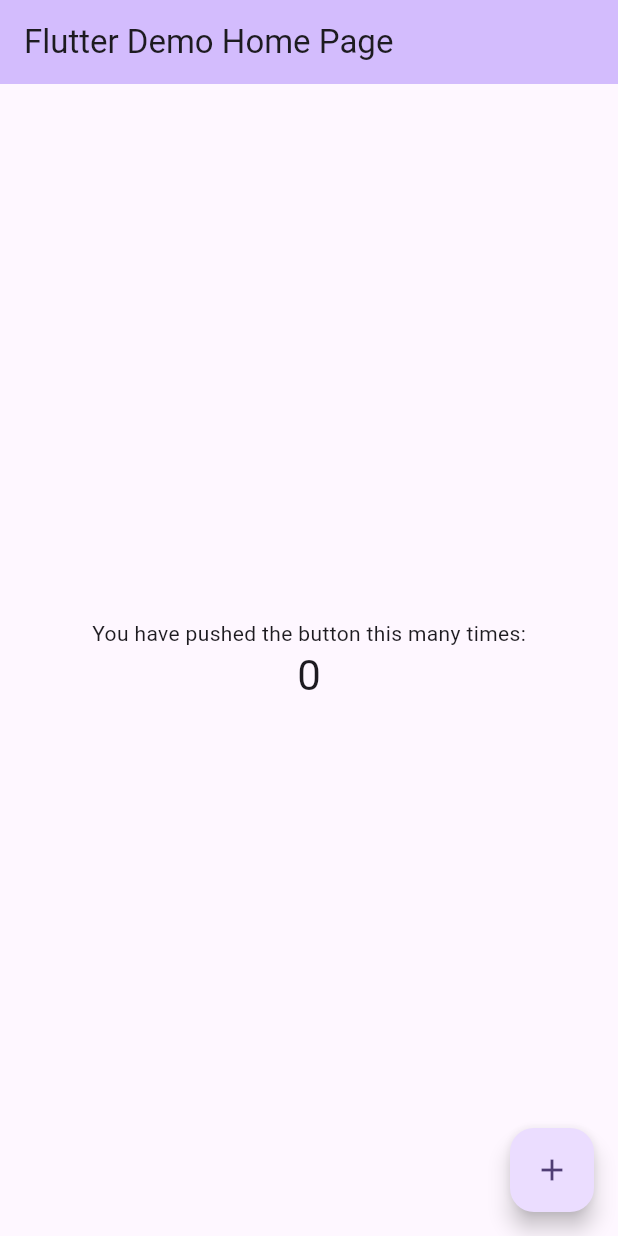
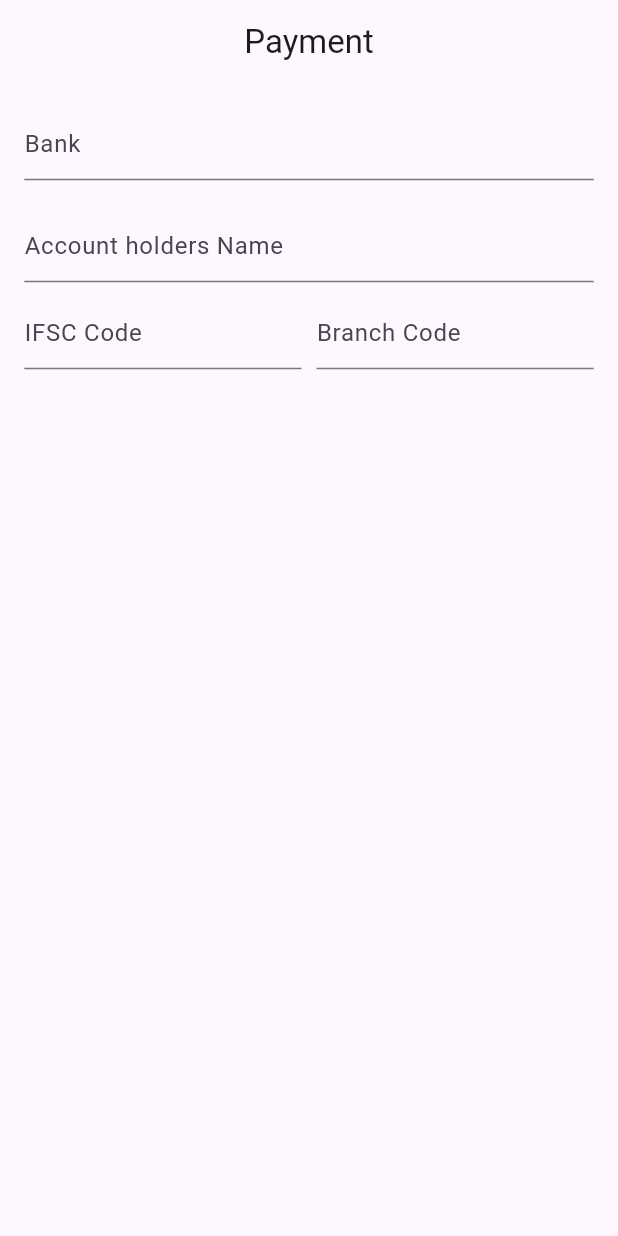
Before and after one commit to mantukumarraj/food_gao, a Flutter app: the screen it shows after launch, on a phone screen of 412 x 824 dp. Run offline on Flutter 3.47's test engine with Material 3 defaults, Android fonts, the phone set to English and light mode, and no system bars.

Commit message:
payment screen is added

```diff
--- a/foodgeo_partner/lib/main.dart
+++ b/foodgeo_partner/lib/main.dart
@@ -1,4 +1,5 @@
 import 'package:flutter/material.dart';
+import 'package:foodgeo_partner/screens/payment_screen.dart';
 
 void main() {
   runApp(const MyApp());
@@ -11,115 +12,13 @@
   @override
   Widget build(BuildContext context) {
     return MaterialApp(
+      debugShowCheckedModeBanner: false,
       title: 'Flutter Demo',
       theme: ThemeData(
-        // This is the theme of your application.
-        //
-        // TRY THIS: Try running your application with "flutter run". You'll see
-        // the application has a purple toolbar. Then, without quitting the app,
-        // try changing the seedColor in the colorScheme below to Colors.green
-        // and then invoke "hot reload" (save your changes or press the "hot
-        // reload" button in a Flutter-supported IDE, or press "r" if you used
-        // the command line to start the app).
-        //
-        // Notice that the counter didn't reset back to zero; the application
-        // state is not lost during the reload. To reset the state, use hot
-        // restart instead.
-        //
-        // This works for code too, not just values: Most code changes can be
-        // tested with just a hot reload.
         colorScheme: ColorScheme.fromSeed(seedColor: Colors.deepPurple),
         useMaterial3: true,
       ),
-      home: const MyHomePage(title: 'Flutter Demo Home Page'),
+        home: Payment(),
     );
   }
 }
-
-class MyHomePage extends StatefulWidget {
-  const MyHomePage({super.key, required this.title});
-
-  // This widget is the home page of your application. It is stateful, meaning
-  // that it has a State object (defined below) that contains fields that affect
-  // how it looks.
-
-  // This class is the configuration for the state. It holds the values (in this
-  // case the title) provided by the parent (in this case the App widget) and
-  // used by the build method of the State. Fields in a Widget subclass are
-  // always marked "final".
-
-  final String title;
-
-  @override
-  State<MyHomePage> createState() => _MyHomePageState();
-}
-
-class _MyHomePageState extends State<MyHomePage> {
-  int _counter = 0;
-
-  void _incrementCounter() {
-    setState(() {
-      // This call to setState tells the Flutter framework that something has
-      // changed in this State, which causes it to rerun the build method below
-      // so that the display can reflect the updated values. If we changed
-      // _counter without calling setState(), then the build method would not be
-      // called again, and so nothing would appear to happen.
-      _counter++;
-    });
-  }
-
-  @override
-  Widget build(BuildContext context) {
-    // This method is rerun every time setState is called, for instance as done
-    // by the _incrementCounter method above.
-    //
-    // The Flutter framework has been optimized to make rerunning build methods
-    // fast, so that you can just rebuild anything that needs updating rather
-    // than having to individually change instances of widgets.
-    return Scaffold(
-      appBar: AppBar(
-        // TRY THIS: Try changing the color here to a specific color (to
-        // Colors.amber, perhaps?) and trigger a hot reload to see the AppBar
-        // change color while the other colors stay the same.
-        backgroundColor: Theme.of(context).colorScheme.inversePrimary,
-        // Here we take the value from the MyHomePage object that was created by
-        // the App.build method, and use it to set our appbar title.
-        title: Text(widget.title),
-      ),
-      body: Center(
-        // Center is a layout widget. It takes a single child and positions it
-        // in the middle of the parent.
-        child: Column(
-          // Column is also a layout widget. It takes a list of children and
-          // arranges them vertically. By default, it sizes itself to fit its
-          // children horizontally, and tries to be as tall as its parent.
-          //
-          // Column has various properties to control how it sizes itself and
-          // how it positions its children. Here we use mainAxisAlignment to
-          // center the children vertically; the main axis here is the vertical
-          // axis because Columns are vertical (the cross axis would be
-          // horizontal).
-          //
-          // TRY THIS: Invoke "debug painting" (choose the "Toggle Debug Paint"
-          // action in the IDE, or press "p" in the console), to see the
-          // wireframe for each widget.
-          mainAxisAlignment: MainAxisAlignment.center,
-          children: <Widget>[
-            const Text(
-              'You have pushed the button this many times:',
-            ),
-            Text(
-              '$_counter',
-              style: Theme.of(context).textTheme.headlineMedium,
-            ),
-          ],
-        ),
-      ),
-      floatingActionButton: FloatingActionButton(
-        onPressed: _incrementCounter,
-        tooltip: 'Increment',
-        child: const Icon(Icons.add),
-      ), // This trailing comma makes auto-formatting nicer for build methods.
-    );
-  }
-}
--- /dev/null
+++ b/foodgeo_partner/lib/screens/payment_screen.dart
@@ -0,0 +1,60 @@
+
+import 'package:flutter/material.dart';
+
+class Payment extends StatefulWidget {
+  const Payment({super.key});
+
+  @override
+  State<Payment> createState() => _PaymentState();
+}
+
+class _PaymentState extends State<Payment> {
+  @override
+  Widget build(BuildContext context) {
+    return Scaffold(
+      appBar: AppBar(
+        title: Text('Payment'),
+        centerTitle: true,
+      ),
+      body: Padding(
+
+        padding: EdgeInsets.all(16.20),
+        child: Column(
+          children: [
+            TextField(
+              decoration: InputDecoration(
+                hintText: 'Bank',
+              ),
+            ),
+            SizedBox(height: 20),
+            TextField(
+              decoration: InputDecoration(
+                hintText: 'Account holders Name',
+              ),
+            ),
+            SizedBox(height: 10),
+            Row(
+              children: [
+                Expanded(
+                  child: TextField(
+                    decoration: InputDecoration(
+                      hintText: 'IFSC Code',
+                    ),
+                  ),
+                ),
+                SizedBox(width: 10), // Add some spacing between the text fields
+                Expanded(
+                  child: TextField(
+                    decoration: InputDecoration(
+                      hintText: 'Branch Code',
+                    ),
+                  ),
+                ),
+              ],
+            ),
+          ],
+        ),
+      ),
+    );
+  }
+}
```
Also changed, not shown: foodgeo_partner/pubspec.lock.
